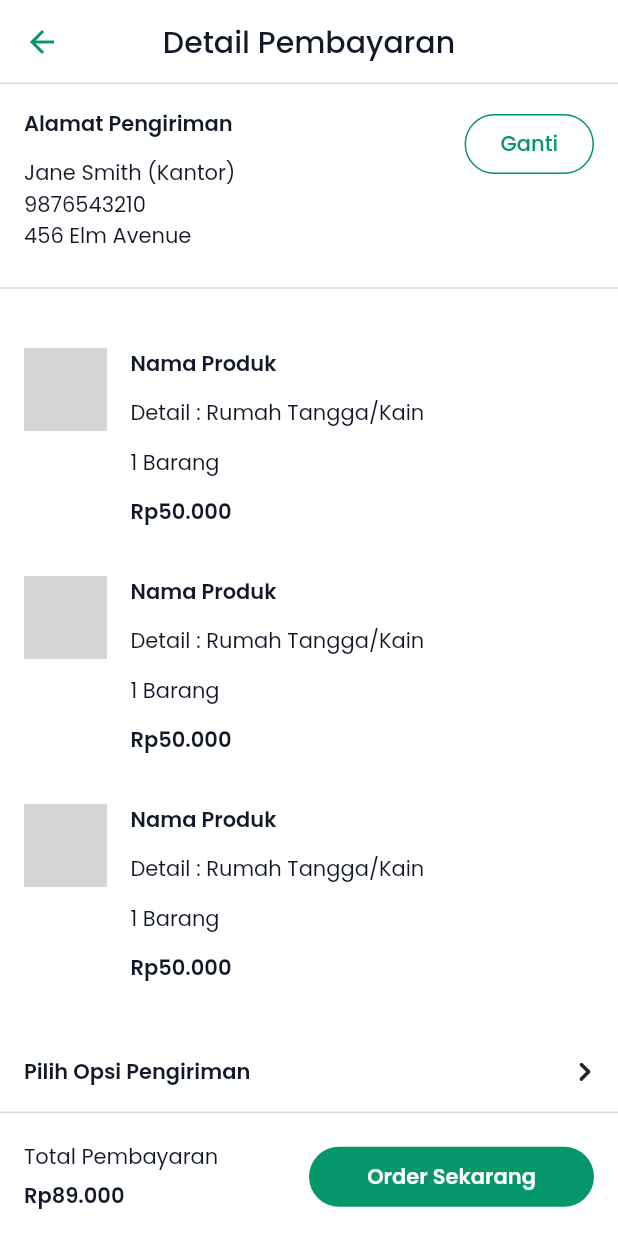
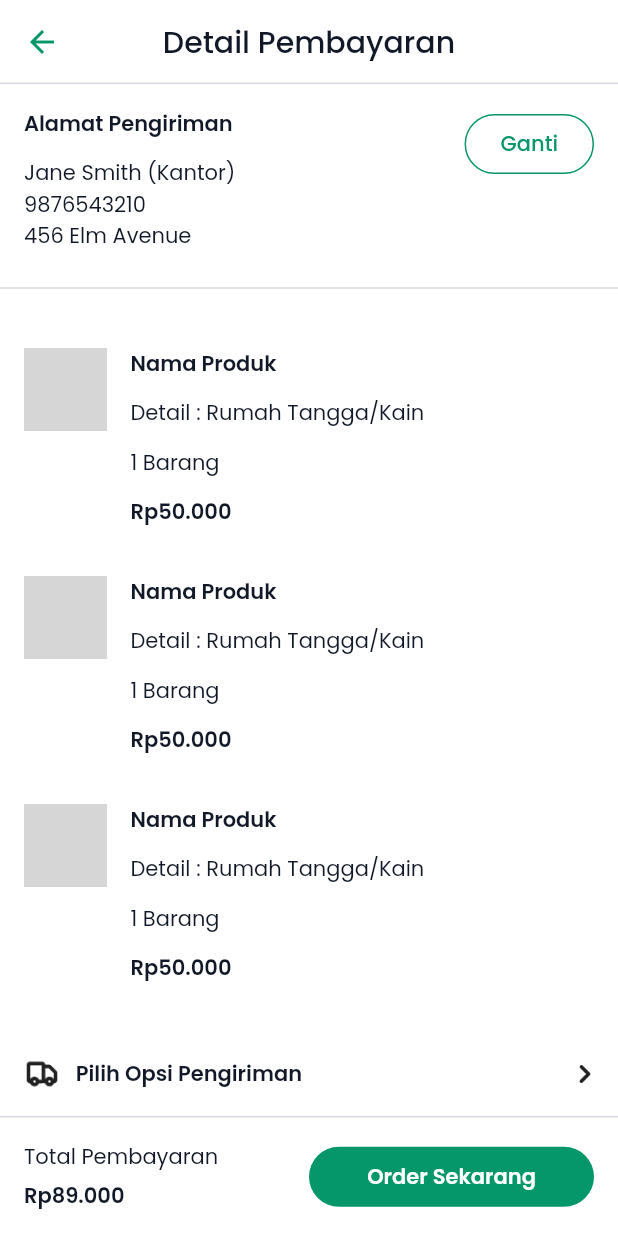
Before and after one commit to Ecowave-Alterra/ecowave-flutter, a Flutter app: the PaymentDetailPage screen opened directly, on a phone screen of 412 x 824 dp. Run offline on Flutter 3.47's test engine with Material 2 defaults, Android fonts, the phone set to English and light mode, and no system bars; our stand-ins replace another_flushbar, carousel_slider, equatable, file_picker, flutter_bloc, flutter_countdown_timer and 5 more; network calls fail; grey boxes are pictures that could not be loaded.

Commit message:
progress integration payment detail

```diff
--- a/lib/core/utils/injector.dart
+++ b/lib/core/utils/injector.dart
@@ -1,4 +1,5 @@
 import 'package:ecowave/features/payment/bloc/expedition/expedition_bloc.dart';
+import 'package:ecowave/features/payment/bloc/payment_detail/payment_detail_bloc.dart';
 import 'package:ecowave/features/payment/bloc/payment_method/payment_method_bloc.dart';
 import 'package:ecowave/features/payment/bloc/shipping_address/shipping_address_bloc.dart';
 import 'package:ecowave/features/payment/model/services/expedition_service.dart';
@@ -13,6 +14,7 @@ void init() {
   locator.registerFactory(() => ShippingAddressBloc(locator()));
   locator.registerFactory(() => PaymentMethodBloc(locator()));
   locator.registerFactory(() => ExpeditionBloc(locator()));
+  locator.registerFactory(() => PaymentDetailBloc());
 
   // service
   locator.registerLazySingleton<ShippingAddressService>(
--- a/lib/core/utils/providers.dart
+++ b/lib/core/utils/providers.dart
@@ -1,5 +1,6 @@
 import 'package:ecowave/core/utils/injector.dart' as di;
 import 'package:ecowave/features/payment/bloc/expedition/expedition_bloc.dart';
+import 'package:ecowave/features/payment/bloc/payment_detail/payment_detail_bloc.dart';
 import 'package:ecowave/features/payment/bloc/payment_method/payment_method_bloc.dart';
 import 'package:ecowave/features/payment/bloc/shipping_address/shipping_address_bloc.dart';
 import 'package:flutter_bloc/flutter_bloc.dart';
@@ -12,5 +13,7 @@ class Providers {
         create: (context) => di.locator<PaymentMethodBloc>()),
     BlocProvider<ExpeditionBloc>(
         create: (context) => di.locator<ExpeditionBloc>()),
+    BlocProvider<PaymentDetailBloc>(
+        create: (context) => di.locator<PaymentDetailBloc>()),
   ];
 }
--- /dev/null
+++ b/lib/features/payment/bloc/payment_detail/payment_detail_bloc.dart
@@ -0,0 +1,17 @@
+import 'package:ecowave/features/ecommerce/model/product_model.dart';
+import 'package:ecowave/features/payment/model/entity/payment_info.dart';
+import 'package:ecowave/features/payment/model/entity/voucher_entity.dart';
+import 'package:ecowave/features/payment/model/models/expedition_model.dart';
+import 'package:ecowave/features/payment/model/models/payment_method_model.dart';
+import 'package:ecowave/features/payment/model/models/shipping_address_model.dart';
+import 'package:flutter_bloc/flutter_bloc.dart';
+import 'package:equatable/equatable.dart';
+
+part 'payment_detail_event.dart';
+part 'payment_detail_state.dart';
+
+class PaymentDetailBloc extends Bloc<PaymentDetailEvent, PaymentDetailState> {
+  PaymentDetailBloc() : super(PaymentDetailInitial()) {
+    on<PaymentDetailEvent>((event, emit) {});
+  }
+}
--- a/lib/features/payment/view/pages/payment_detail_page.dart
+++ b/lib/features/payment/view/pages/payment_detail_page.dart
@@ -77,6 +77,7 @@ class PaymentDetailPage extends StatelessWidget {
           CheckoutSettingButton(
             value: null,
             label: "Pilih Opsi Pengiriman",
+            icon: AppIcons.shipping,
             onPressed: () =>
                 context.push(const ShippingOptionsPage(shipping: null)),
           ),
@@ -84,12 +85,14 @@ class PaymentDetailPage extends StatelessWidget {
           CheckoutSettingButton(
             value: "Gratis Ongkir",
             label: "Gunakan Voucher",
+            icon: AppIcons.voucher,
             onPressed: () => context.push(VoucherPage(
               currentVoucher: selectedVoucher,
             )),
           ),
           16.0.height,
           CheckoutSettingSwitch(
+            currentPoint: 0,
             label: "Tukarkan Point",
             onChanged: (value) {},
           ),
@@ -97,6 +100,7 @@ class PaymentDetailPage extends StatelessWidget {
           CheckoutSettingButton(
             value: null,
             label: "Pilih Metode Pembayaran",
+            icon: AppIcons.payment,
             onPressed: () => context.push(const PaymentMethodPage(
               currentPaymentMethod: null,
             )),
--- a/lib/features/payment/view/widgets/checkout_setting_button.dart
+++ b/lib/features/payment/view/widgets/checkout_setting_button.dart
@@ -4,12 +4,14 @@ import 'package:flutter/material.dart';
 class CheckoutSettingButton extends StatelessWidget {
   final String? value;
   final String label;
+  final AssetImage icon;
   final VoidCallback onPressed;
 
   const CheckoutSettingButton({
     super.key,
     this.value,
     required this.label,
+    required this.icon,
     required this.onPressed,
   });
 
@@ -28,14 +30,16 @@ class CheckoutSettingButton extends StatelessWidget {
           ),
         ),
         child: Row(
-          mainAxisAlignment: MainAxisAlignment.spaceBetween,
           children: [
+            ImageIcon(icon),
+            10.5.width,
             Text(
               value ?? label,
               style: const TextStyle(
                 fontWeight: AppFontWeight.semibold,
               ),
             ),
+            const Spacer(),
             const ImageIcon(
               AppIcons.rightBack,
               size: 12.0,
```
Also changed, not shown: lib/features/payment/bloc/payment_detail/payment_detail_event.dart (added, +28 -0 lines), lib/features/payment/bloc/payment_detail/payment_detail_state.dart (added, +28 -0 lines), lib/features/payment/view/widgets/checkout_setting_switch.dart (+10 -4 lines).
